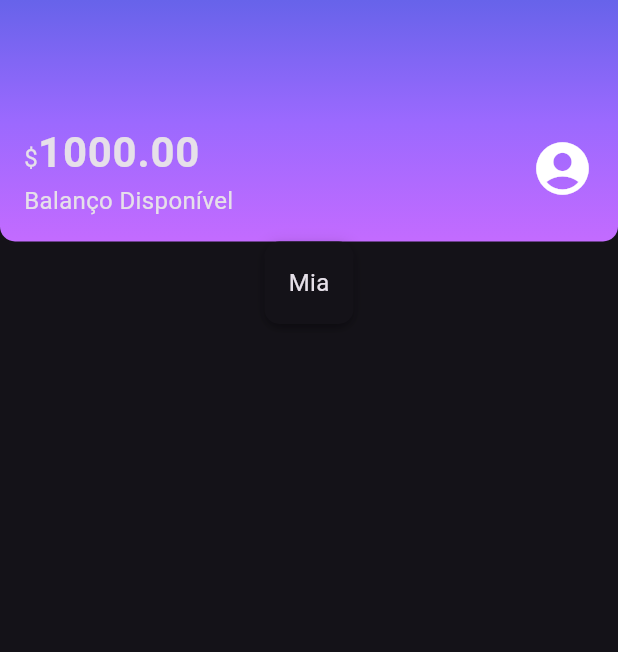
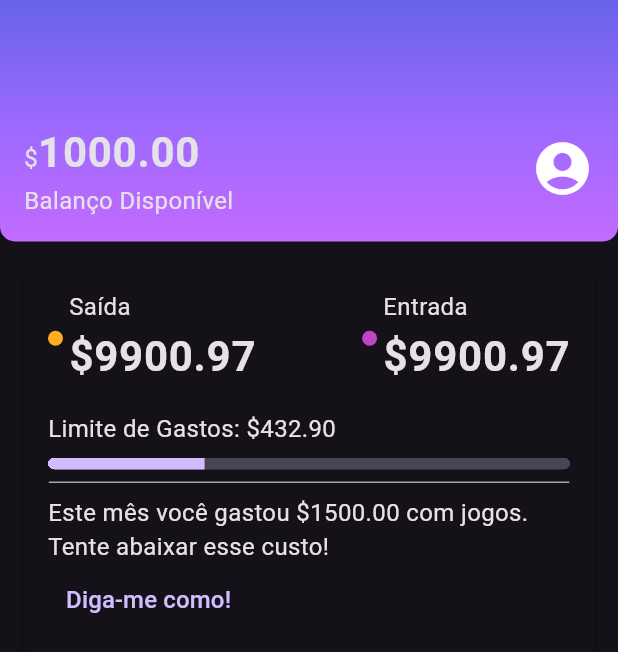
Before and after one commit to tiagofrbarbosa/alubank, a Flutter app: the screen it shows after launch, on a phone screen of 412 x 824 dp. Shown: the top 652 px of the screen. Run offline on Flutter 3.47's test engine with Material 3 defaults, Android fonts, the phone set to English and light mode, and no system bars.

Commit message:
income e spent section

```diff
--- /dev/null
+++ b/lib/components/color_dot.dat.dart
@@ -0,0 +1,18 @@
+import 'package:flutter/material.dart';
+
+class ColorDot extends StatelessWidget {
+  final Color? color;
+  const ColorDot({super.key, required this.color});
+
+  @override
+  Widget build(BuildContext context) {
+    return Container(
+      width: 10,
+      height: 10,
+      decoration: BoxDecoration(
+        color: color,
+        borderRadius: BorderRadius.circular(10),
+      ),
+    );
+  }
+}
--- /dev/null
+++ b/lib/components/content_division.dart
@@ -0,0 +1,16 @@
+import 'package:alubank/themes/theme_colors.dart';
+import 'package:flutter/material.dart';
+
+class ContentDivision extends StatelessWidget {
+  const ContentDivision({super.key});
+
+  @override
+  Widget build(BuildContext context) {
+    return Container(
+      height: 1,
+      decoration: BoxDecoration(
+        border: Border.all(color: ThemeColors.division,),
+      ),
+    );
+  }
+}
--- /dev/null
+++ b/lib/components/sections/recent_activity.dart
@@ -0,0 +1,91 @@
+import 'package:alubank/components/box_card.dart';
+import 'package:alubank/components/color_dot.dat.dart';
+import 'package:alubank/components/content_division.dart';
+import 'package:alubank/themes/theme_colors.dart';
+import 'package:flutter/material.dart';
+
+class RecentActivity extends StatelessWidget {
+  const RecentActivity({super.key});
+
+  @override
+  Widget build(BuildContext context) {
+    return Padding(
+      padding: const EdgeInsets.all(16),
+      child: BoxCard(boxContent: _RecentActivityContent()),
+    );
+  }
+}
+
+class _RecentActivityContent extends StatelessWidget {
+  const _RecentActivityContent({super.key});
+
+  @override
+  Widget build(BuildContext context) {
+    return Column(
+      crossAxisAlignment: CrossAxisAlignment.start,
+      children: [
+        Row(
+          mainAxisAlignment: MainAxisAlignment.spaceBetween,
+          children: [
+            Row(
+              children: [
+                Padding(
+                  padding: const EdgeInsets.only(right: 4.0),
+                  child: ColorDot(color: ThemeColors.recentActivity['spent']),
+                ),
+                Column(
+                  crossAxisAlignment: CrossAxisAlignment.start,
+                  children: [
+                    Text('Saída'),
+                    Text(
+                      '\$9900.97',
+                      style: Theme.of(context).textTheme.bodyLarge,
+                    ),
+                  ],
+                ),
+              ],
+            ),
+            Row(
+              children: [
+                Padding(
+                  padding: const EdgeInsets.only(right: 4.0),
+                  child: ColorDot(color: ThemeColors.recentActivity['income']),
+                ),
+                Column(
+                  crossAxisAlignment: CrossAxisAlignment.start,
+                  children: [
+                    Text('Entrada'),
+                    Text(
+                      '\$9900.97',
+                      style: Theme.of(context).textTheme.bodyLarge,
+                    ),
+                  ],
+                ),
+              ],
+            ),
+          ],
+        ),
+        Padding(
+          padding: const EdgeInsets.only(top: 16.0, bottom: 8.0),
+          child: Text('Limite de Gastos: \$432.90'),
+        ),
+        Container(
+          clipBehavior: Clip.hardEdge,
+          decoration: BoxDecoration(borderRadius: BorderRadius.circular(5)),
+          child: LinearProgressIndicator(value: 0.3, minHeight: 8.0),
+        ),
+        Padding(
+          padding: const EdgeInsets.only(top: 8.0, bottom: 8.0),
+          child: ContentDivision(),
+        ),
+        Text(
+          'Este mês você gastou \$1500.00 com jogos. Tente abaixar esse custo!',
+        ),
+        TextButton(
+            onPressed: () {},
+            child: Text('Diga-me como!', style: TextStyle(fontSize: 16,),)
+        ),
+      ],
+    );
+  }
+}
--- a/lib/screens/home.dart
+++ b/lib/screens/home.dart
@@ -1,5 +1,9 @@
 import 'package:alubank/components/box_card.dart';
+import 'package:alubank/components/color_dot.dat.dart';
+import 'package:alubank/components/content_division.dart';
 import 'package:alubank/components/sections/header.dart';
+import 'package:alubank/components/sections/recent_activity.dart';
+import 'package:alubank/themes/theme_colors.dart';
 import 'package:flutter/material.dart';
 
 class Home extends StatelessWidget {
@@ -11,7 +15,7 @@ class Home extends StatelessWidget {
       body: Column(
         children: [
           Header(),
-          BoxCard(boxContent: Text('Mia'))
+          RecentActivity(),
         ],
       ),
     );
--- a/lib/themes/theme_colors.dart
+++ b/lib/themes/theme_colors.dart
@@ -1,8 +1,15 @@
 import 'package:flutter/material.dart';
 
 class ThemeColors {
+
   static const MaterialColor primaryColor = Colors.purple;
+
   static const List<Color> headerGradient = [Color.fromRGBO(103, 99, 234, 1.0),
                                              Color.fromRGBO(155, 105, 254, 1.0),
                                              Color.fromRGBO(195, 107, 255, 1.0),];
+
+  static const recentActivity = {'spent': Color.fromRGBO(255, 175, 29, 1.0),
+                                 'income': Color.fromRGBO(191, 69, 198, 1.0),};
+
+  static const division = Color.fromRGBO(166, 166, 166, 1.0);
 }
```
